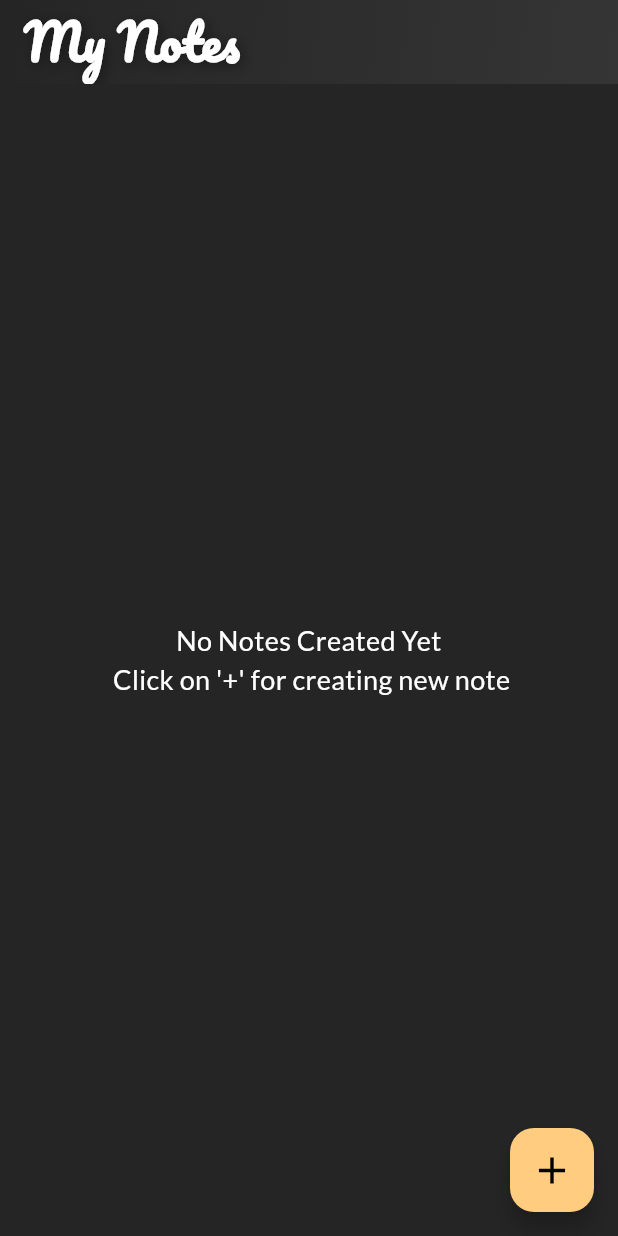
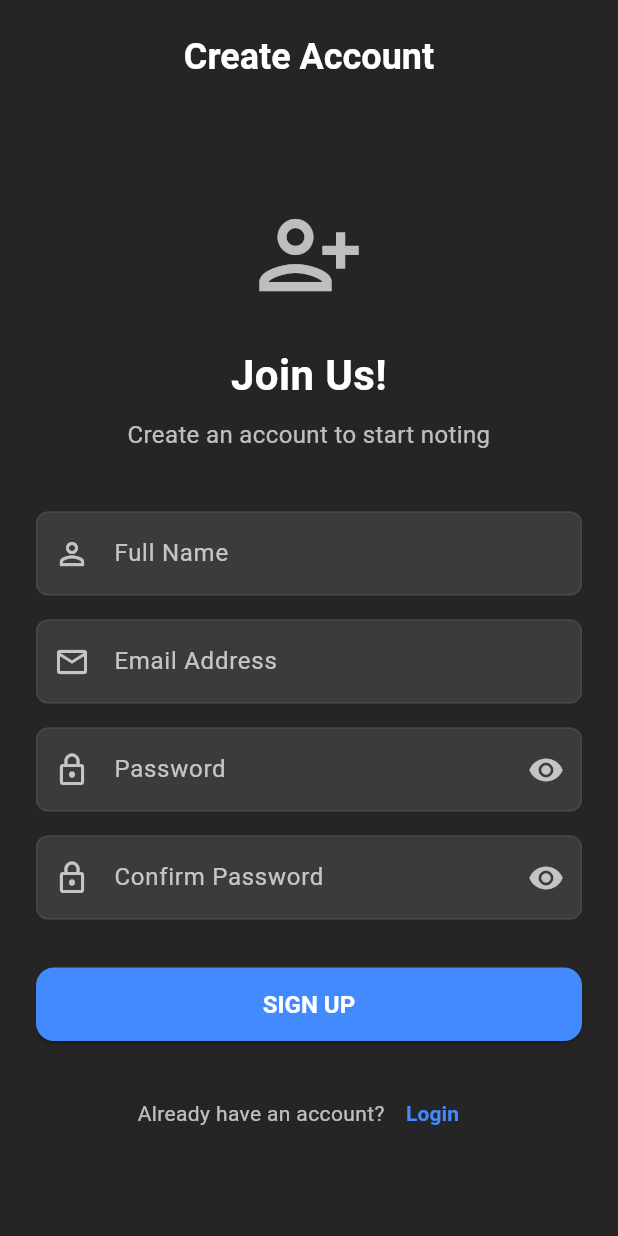
Before and after one commit to cybersleuth0/cloud-notes, a Flutter app: the screen it shows after launch, on a phone screen of 412 x 824 dp. Run offline on Flutter 3.47's test engine with Material 3 defaults, Android fonts, the light colour scheme and no system bars; our stand-ins replace cloud_firestore, firebase_core, flutter_bloc, google_fonts; accounts and stored records are empty.

Commit message:
Feat: Implement Authentication with Login and Signup pages
This commit introduces user authentication functionality:

**New Screens:**
- **LoginPage:**
    - UI for user login with email and password fields.
    - "Forgot Password?" and "Don't have an account? Sign Up" navigation.
- **SignUpPage:**
    - UI for new user registration with full name, email, password, and confirm password fields.
    - Input validation for email, password (strength), and password confirmation.
    - Password visibility toggle.
    - "Already have an account? Login" navigation.

**Blocs (Placeholder - functionality to be added):**
- **Login_Bloc:** (login_bloc.dart, login_event.dart, login_state.dart)
- **Signup_Bloc:** (signup_bloc.dart, signup_event.dart, signup_state.dart)

**Project Structure & Dependencies:**
- Added `firebase_auth: ^5.5.4` dependency for Firebase authentication.
- Renamed `Bloc` directory to `Notes_Bloc` for clarity.
- Updated `main.dart` to set `ROUTE_SIGNUP` as the initial route.
- Added `ROUTE_LOGINPAGE` and `ROUTE_SIGNUP` to `App_Routes`.
- Updated plugin registration for `firebase_auth` in native platform files.

**UI Enhancements:**
- Both login and signup pages feature a consistent dark theme design.
- Input fields have prefix icons and focused border styling.

```diff
--- a/lib/Bloc/notes_bloc.dart
+++ b/lib/Bloc/Notes_Bloc/notes_bloc.dart
@@ -1,6 +1,6 @@
 import 'package:cloud_firestore/cloud_firestore.dart';
 import 'package:flutter_bloc/flutter_bloc.dart';
-import 'package:notes_firebase_app/Bloc/notes_state.dart';
+import 'package:notes_firebase_app/Bloc/Notes_Bloc/notes_state.dart';
 import 'package:notes_firebase_app/Model/Models.dart';
 
 import 'notes_event.dart';
--- a/lib/Bloc/notes_state.dart
+++ b/lib/Bloc/Notes_Bloc/notes_state.dart
@@ -1,4 +1,4 @@
-import '../Model/Models.dart';
+import '../../Model/Models.dart';
 
 abstract class NoteState {}
 
--- a/lib/Constants/appConstants.dart
+++ b/lib/Constants/appConstants.dart
@@ -1,4 +1,6 @@
 import 'package:flutter/cupertino.dart';
+import 'package:notes_firebase_app/screens/Auth/login.dart';
+import 'package:notes_firebase_app/screens/Auth/signup.dart';
 
 import '../screens/detailspage.dart';
 import '../screens/homepage.dart';
@@ -6,9 +8,13 @@ import '../screens/homepage.dart';
 class App_Routes {
   static const String ROUTE_HOMEPAGE = "/homepage";
   static const String ROUTE_DETAILSPAGE = "/detailsPage";
+  static const String ROUTE_LOGINPAGE = "/loginpage";
+  static const String ROUTE_SIGNUP = "/signup";
 
   static Map<String, WidgetBuilder> getRoutes() => {
     ROUTE_HOMEPAGE: (context) => HomePage(),
     ROUTE_DETAILSPAGE: (context) => Detailspage(),
+    ROUTE_LOGINPAGE: (context) => LoginPage(),
+    ROUTE_SIGNUP: (context) => SignUpPage(),
   };
 }
--- a/lib/main.dart
+++ b/lib/main.dart
@@ -1,7 +1,7 @@
 import 'package:firebase_core/firebase_core.dart';
 import 'package:flutter/material.dart';
 import 'package:flutter_bloc/flutter_bloc.dart';
-import 'package:notes_firebase_app/Bloc/notes_bloc.dart';
+import 'package:notes_firebase_app/Bloc/Notes_Bloc/notes_bloc.dart';
 import 'package:notes_firebase_app/firebase_options.dart';
 
 import 'Constants/appConstants.dart';
@@ -12,7 +12,7 @@ void main() async {
   runApp(
     MultiBlocProvider(
       providers: [BlocProvider(create: (context) => NoteBloc())],
-      child: MaterialApp(initialRoute: App_Routes.ROUTE_HOMEPAGE,
+      child: MaterialApp(initialRoute: App_Routes.ROUTE_SIGNUP,
           routes: App_Routes.getRoutes(),
           debugShowCheckedModeBanner: false),
     ),
--- /dev/null
+++ b/lib/screens/Auth/signup.dart
@@ -0,0 +1,326 @@
+import 'package:flutter/material.dart';
+import 'package:notes_firebase_app/Constants/appConstants.dart';
+
+class SignUpPage extends StatefulWidget {
+  const SignUpPage({super.key});
+
+  @override
+  State<SignUpPage> createState() => _SignUpPageState();
+}
+
+class _SignUpPageState extends State<SignUpPage> {
+  final _formKey = GlobalKey<FormState>();
+  final _emailController = TextEditingController();
+  final _nameController = TextEditingController();
+  final _passwordController = TextEditingController();
+  final _confirmPasswordController = TextEditingController();
+  final bool _isLoading = false;
+  bool isPasswordVisible = true;
+
+  @override
+  void dispose() {
+    _nameController.dispose();
+    _emailController.dispose();
+    _passwordController.dispose();
+    _confirmPasswordController.dispose();
+    super.dispose();
+  }
+
+  @override
+  Widget build(BuildContext context) {
+    return Scaffold(
+      backgroundColor: Color(0xFF252525),
+      appBar: PreferredSize(
+        preferredSize: Size.fromHeight(kToolbarHeight + 20),
+        child: AppBar(
+          backgroundColor: Colors.transparent,
+          elevation: 0,
+          title: Padding(
+            padding: const EdgeInsets.only(top: 20.0),
+            child: const Text(
+              'Create Account',
+              style: TextStyle(
+                color: Colors.white,
+                fontSize: 24,
+                fontWeight: FontWeight.bold,
+              ),
+            ),
+          ),
+          centerTitle: true,
+          automaticallyImplyLeading: false, // Removes the back button
+        ),
+      ),
+      body: Center(
+        child: SingleChildScrollView(
+          padding: const EdgeInsets.symmetric(horizontal: 24.0, vertical: 32.0),
+          child: Form(
+            key: _formKey,
+            child: Column(
+              mainAxisAlignment: MainAxisAlignment.center,
+              crossAxisAlignment: CrossAxisAlignment.stretch,
+              children: [
+                Icon(
+                  Icons.person_add_alt_1_outlined,
+                  size: 72,
+                  color: Colors.white70,
+                ),
+                const SizedBox(height: 24),
+                // Welcome text
+                Text(
+                  'Join Us!',
+                  textAlign: TextAlign.center,
+                  style: TextStyle(
+                    color: Colors.white,
+                    fontSize: 28,
+                    fontWeight: FontWeight.bold,
+                  ),
+                ),
+                const SizedBox(height: 8),
+                // Text Create an account to start noting
+                Text(
+                  'Create an account to start noting',
+                  textAlign: TextAlign.center,
+                  style: TextStyle(color: Colors.white70, fontSize: 16),
+                ),
+                const SizedBox(height: 40),
+                // Full Name Field
+                TextFormField(
+                  controller: _nameController,
+                  style: TextStyle(color: Colors.white),
+                  decoration: InputDecoration(
+                    labelText: 'Full Name',
+                    labelStyle: TextStyle(color: Colors.white70),
+                    hintText: 'John Doe',
+                    hintStyle: TextStyle(color: Colors.white38),
+                    prefixIcon: Icon(
+                      Icons.person_outline,
+                      color: Colors.white70,
+                    ),
+                    focusedBorder: const OutlineInputBorder(
+                      borderSide: BorderSide(
+                        color: Colors.lightGreenAccent,
+                        width: 1.5,
+                      ),
+                      borderRadius: BorderRadius.all(Radius.circular(15)),
+                    ),
+                    border: OutlineInputBorder(
+                      borderRadius: BorderRadius.circular(8.0),
+                    ),
+                    filled: true,
+                    fillColor: Colors.white.withOpacity(0.1),
+                  ),
+                  keyboardType: TextInputType.name,
+                  textInputAction: TextInputAction.next,
+                  validator: (value) {
+                    if (value == null || value.isEmpty) {
+                      return 'Please enter your full name';
+                    }
+                    // You can add more specific validation here if needed
+                    return null; // Return null if the input is valid
+                  },
+                ),
+                const SizedBox(height: 16),
+                // Email Address Field
+                TextFormField(
+                  controller: _emailController,
+                  style: TextStyle(color: Colors.white),
+                  decoration: InputDecoration(
+                    labelText: 'Email Address',
+                    labelStyle: TextStyle(color: Colors.white70),
+                    hintText: 'you@example.com',
+                    hintStyle: TextStyle(color: Colors.white38),
+                    prefixIcon: Icon(
+                      Icons.email_outlined,
+                      color: Colors.white70,
+                    ),
+                    focusedBorder: const OutlineInputBorder(
+                      borderSide: BorderSide(
+                        color: Colors.lightGreenAccent,
+                        width: 1.5,
+                      ),
+                      borderRadius: BorderRadius.all(Radius.circular(15)),
+                    ),
+                    border: OutlineInputBorder(
+                      borderRadius: BorderRadius.circular(8.0),
+                    ),
+                    filled: true,
+                    fillColor: Colors.white.withOpacity(0.1),
+                  ),
+                  keyboardType: TextInputType.emailAddress,
+                  textInputAction: TextInputAction.next,
+                  validator: (value) {
+                    if (value == null || value.isEmpty) {
+                      return 'Please enter your email address';
+                    }
+                    // Regular expression for email validation
+                    if (!RegExp(
+                      r"^[a-zA-Z0-9.a-zA-Z0-9.!#$%&'*+-/=?^_`{|}~]+@[a-zA-Z0-9]+\.[a-zA-Z]+",
+                    ).hasMatch(value)) {
+                      return 'Please enter a valid email address';
+                    }
+                    return null;
+                  },
+                ),
+                const SizedBox(height: 16),
+                // Password Field
+                TextFormField(
+                  controller: _passwordController,
+                  style: TextStyle(color: Colors.white),
+                  decoration: InputDecoration(
+                    labelText: 'Password',
+                    labelStyle: TextStyle(color: Colors.white70),
+                    prefixIcon: Icon(Icons.lock_outline, color: Colors.white70),
+                    border: OutlineInputBorder(
+                      borderRadius: BorderRadius.circular(8.0),
+                    ),
+                    filled: true,
+                    fillColor: Colors.white.withOpacity(0.1),
+                    focusedBorder: const OutlineInputBorder(
+                      borderSide: BorderSide(
+                        color: Colors.lightGreenAccent,
+                        width: 1.5,
+                      ),
+                      borderRadius: BorderRadius.all(Radius.circular(15)),
+                    ),
+                    suffixIcon: InkWell(
+                      onTap: () {
+                        setState(() {
+                          isPasswordVisible = !isPasswordVisible;
+                        }); // Updates the UI.
+                      },
+                      child: isPasswordVisible
+                          ? Icon(Icons.visibility, color: Colors.white70)
+                          : Icon(Icons.visibility_off, color: Colors.white70),
+                    ),
+                  ),
+
+                  obscureText: !isPasswordVisible,
+                  textInputAction: TextInputAction.done,
+                  validator: (value) {
+                    if (value == null || value.isEmpty) {
+                      return 'Please enter a password';
+                    }
+                    if (value.length < 8) {
+                      return 'Password must be at least 8 characters long';
+                    }
+                    if (!RegExp(
+                      r'^(?=.*?[A-Z])(?=.*?[a-z])(?=.*?[0-9])(?=.*?[!@#\$&*~]).{8,}$',
+                    ).hasMatch(value)) {
+                      return """Password must include:
+                      - 1 Upper case
+                      - 1 lowercase
+                      - 1 Numeric Number
+                      - 1 Special Character""";
+                    }
+                    return null;
+                  },
+                ),
+                const SizedBox(height: 16),
+                // Confirm Password Field
+                TextFormField(
+                  controller: _confirmPasswordController,
+                  style: TextStyle(color: Colors.white),
+                  decoration: InputDecoration(
+                    labelText: 'Confirm Password',
+                    labelStyle: TextStyle(color: Colors.white70),
+                    prefixIcon: Icon(Icons.lock_outline, color: Colors.white70),
+                    border: OutlineInputBorder(
+                      borderRadius: BorderRadius.circular(8.0),
+                    ),
+                    filled: true,
+                    fillColor: Colors.white.withOpacity(0.1),
+                    focusedBorder: const OutlineInputBorder(
+                      borderSide: BorderSide(
+                        color: Colors.lightGreenAccent,
+                        width: 1.5,
+                      ),
+                      borderRadius: BorderRadius.all(Radius.circular(15)),
+                    ),
+                    suffixIcon: InkWell(
+                      onTap: () {
+                        setState(() {
+                          isPasswordVisible = !isPasswordVisible;
+                        }); // Updates the UI.
+                      },
+                      child: isPasswordVisible
+                          ? Icon(Icons.visibility, color: Colors.white70)
+                          : Icon(Icons.visibility_off, color: Colors.white70),
+                    ),
+                  ),
+                  obscureText: true,
+                  textInputAction: TextInputAction.done,
+                  validator: (value) {
+                    if (value == null || value.isEmpty) {
+                      return 'Please confirm your password';
+                    }
+                    if (value != _passwordController.text) {
+                      return 'Passwords do not match';
+                    }
+                    return null; // Return null if the input is valid
+                  },
+                ),
+                const SizedBox(height: 32),
+                _isLoading
+                    ? Center(child: CircularProgressIndicator())
+                    : ElevatedButton(
+                        onPressed: () {
+                          if (_formKey.currentState!.validate()) {
+
+                          }
+                        },
+                        style: ElevatedButton.styleFrom(
+                          backgroundColor: Colors.blueAccent,
+                          padding: const EdgeInsets.symmetric(
+                            horizontal: 50,
+                            vertical: 15,
+                          ),
+                          textStyle: const TextStyle(
+                            fontSize: 18,
+                            fontWeight: FontWeight.bold,
+                          ),
+                          shape: RoundedRectangleBorder(
+                            borderRadius: BorderRadius.circular(12),
+                          ),
+                        ),
+                        child: const Text(
+                          'SIGN UP',
+                          style: TextStyle(
+                            fontSize: 16,
+                            fontWeight: FontWeight.bold,
+                            color: Colors.white,
+                          ),
+                        ),
+                      ),
+                const SizedBox(height: 24),
+                Row(
+                  mainAxisAlignment: MainAxisAlignment.center,
+                  children: [
+                    Text(
+                      "Already have an account?",
+                      style: TextStyle(color: Colors.white70),
+                    ),
+                    TextButton(
+                      onPressed: () {
+                        Navigator.pushReplacementNamed(
+                          context,
+                          App_Routes.ROUTE_LOGINPAGE,
+                        );
+                      },
+                      child: const Text(
+                        'Login',
+                        style: TextStyle(
+                          color: Colors.blueAccent,
+                          fontWeight: FontWeight.bold,
+                        ),
+                      ),
+                    ),
+                  ],
+                ),
+              ],
+            ),
+          ),
+        ),
+      ),
+    );
+  }
+}
--- a/lib/screens/detailspage.dart
+++ b/lib/screens/detailspage.dart
@@ -1,10 +1,10 @@
 import 'package:flutter/material.dart';
 import 'package:flutter_bloc/flutter_bloc.dart';
 import 'package:intl/intl.dart';
-import 'package:notes_firebase_app/Bloc/notes_event.dart';
+import 'package:notes_firebase_app/Bloc/Notes_Bloc/notes_event.dart';
 import 'package:notes_firebase_app/Model/Models.dart';
 
-import '../Bloc/notes_bloc.dart';
+import '../Bloc/Notes_Bloc/notes_bloc.dart';
 
 class Detailspage extends StatefulWidget {
   @override
--- a/lib/screens/homepage.dart
+++ b/lib/screens/homepage.dart
@@ -3,12 +3,12 @@ import 'package:flutter/material.dart';
 import 'package:flutter_bloc/flutter_bloc.dart';
 import 'package:google_fonts/google_fonts.dart';
 import 'package:intl/intl.dart';
-import 'package:notes_firebase_app/Bloc/notes_bloc.dart';
-import 'package:notes_firebase_app/Bloc/notes_event.dart';
+import 'package:notes_firebase_app/Bloc/Notes_Bloc/notes_bloc.dart';
+import 'package:notes_firebase_app/Bloc/Notes_Bloc/notes_event.dart';
 import 'package:notes_firebase_app/Constants/appConstants.dart';
 import 'package:notes_firebase_app/Model/Models.dart';
 
-import '../Bloc/notes_state.dart';
+import '../Bloc/Notes_Bloc/notes_state.dart';
 
 class HomePage extends StatefulWidget {
   @override
--- a/pubspec.yaml
+++ b/pubspec.yaml
@@ -39,6 +39,7 @@ dependencies:
   firebase_core: ^3.13.1
   cloud_firestore: ^5.6.8
   google_fonts: ^6.2.1
+  firebase_auth: ^5.5.4
 
 dev_dependencies:
   flutter_test:
```
Also changed, not shown: lib/screens/Auth/login.dart (added, +205 -0 lines), lib/Bloc/Login_Bloc/login_bloc.dart (added), lib/Bloc/Login_Bloc/login_event.dart (added), lib/Bloc/Login_Bloc/login_state.dart (added), lib/Bloc/Notes_Bloc/notes_event.dart (renamed from lib/Bloc/notes_event.dart), lib/Bloc/Signup_Bloc/signup_bloc.dart (added), lib/Bloc/Signup_Bloc/signup_event.dart (added), lib/Bloc/Signup_Bloc/signup_state.dart (added), pubspec.lock, 3 other files.
